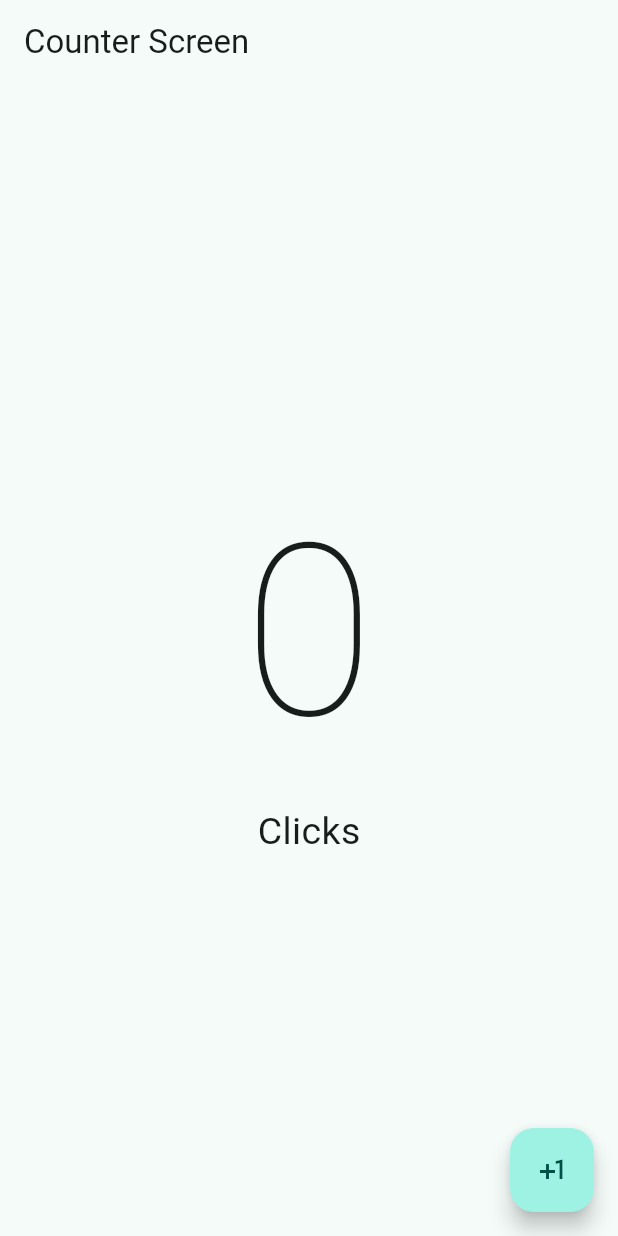
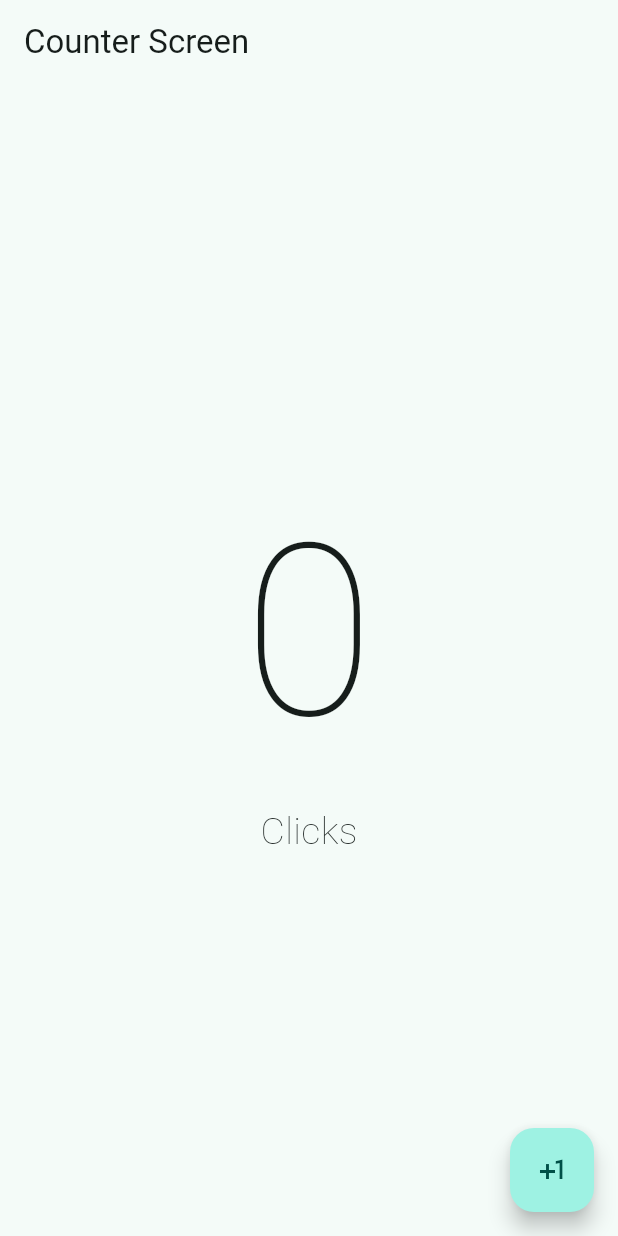
Before and after one commit to oakgarelik/Counter_Mobile_App, a Flutter app: the screen it shows after launch, on a phone screen of 412 x 824 dp. Run offline on Flutter 3.47's test engine with Material 3 defaults, Android fonts, the phone set to English and light mode, and no system bars.

Commit message:
added if functiun for click counter != 1

```diff
--- a/lib/presentation/screens/counter/counter_screen.dart
+++ b/lib/presentation/screens/counter/counter_screen.dart
@@ -24,7 +24,10 @@ class _CounterScreenState extends State<CounterScreen> {
             children: [
               Text("$clickCounter",
               style: const TextStyle(fontSize: 160, fontWeight: FontWeight.w100)),
-            Text("Click${ clickCounter == 1? "":"s"}", style: const TextStyle(fontSize: 25))
+              if(clickCounter == 1)
+                  const Text("Click", style: TextStyle(fontSize: 25, fontWeight: FontWeight.w100)),
+              if(clickCounter != 1)
+                  const Text("Clicks", style: TextStyle(fontSize: 25, fontWeight: FontWeight.w100)),
             ],
            ),
           ),
```
